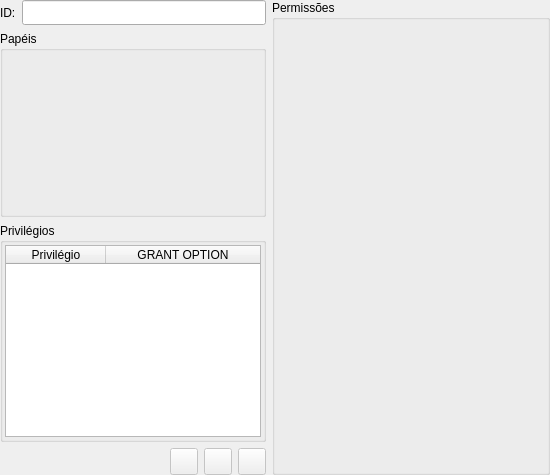
Above: pgmodeler_ui/ui/permissaowidget.ui from erdincay/pgmodeler-old before the change. Below: the same form after it.
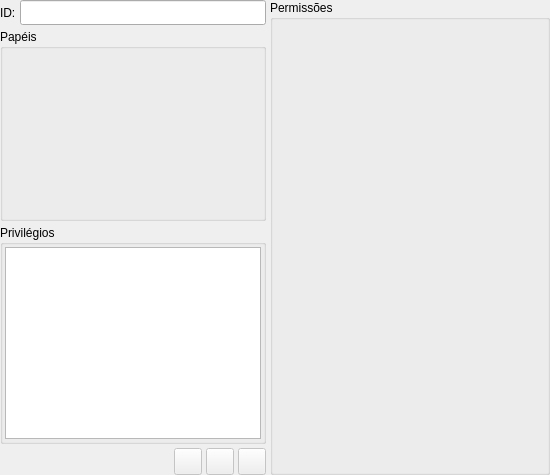
That is the form after the change. Icons and pictures are not drawn.

```diff
--- a/pgmodeler_ui/ui/permissaowidget.ui
+++ b/pgmodeler_ui/ui/permissaowidget.ui
@@ -29,6 +29,9 @@
    <property name="margin">
     <number>0</number>
    </property>
+   <property name="spacing">
+    <number>4</number>
+   </property>
    <item row="0" column="0" colspan="4">
     <layout class="QHBoxLayout" name="horizontalLayout">
      <item>
@@ -150,7 +153,7 @@
          <enum>QAbstractItemView::SelectRows</enum>
         </property>
         <attribute name="horizontalHeaderVisible">
-         <bool>true</bool>
+         <bool>false</bool>
         </attribute>
         <attribute name="horizontalHeaderStretchLastSection">
          <bool>true</bool>
```
